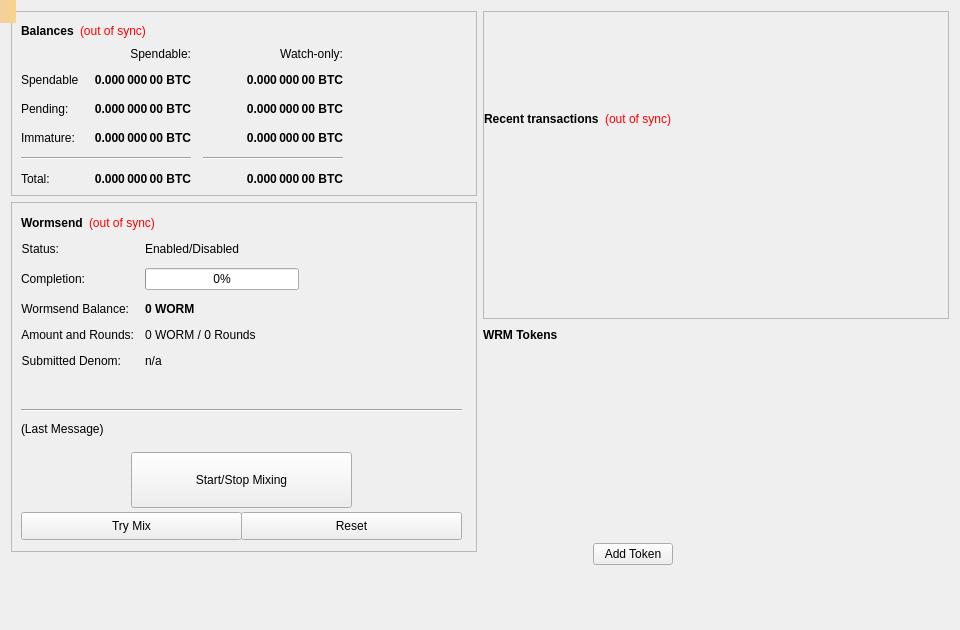
Qt form src/qt/forms/overviewpage.ui (WalletBuilding/WORM) before a commit.
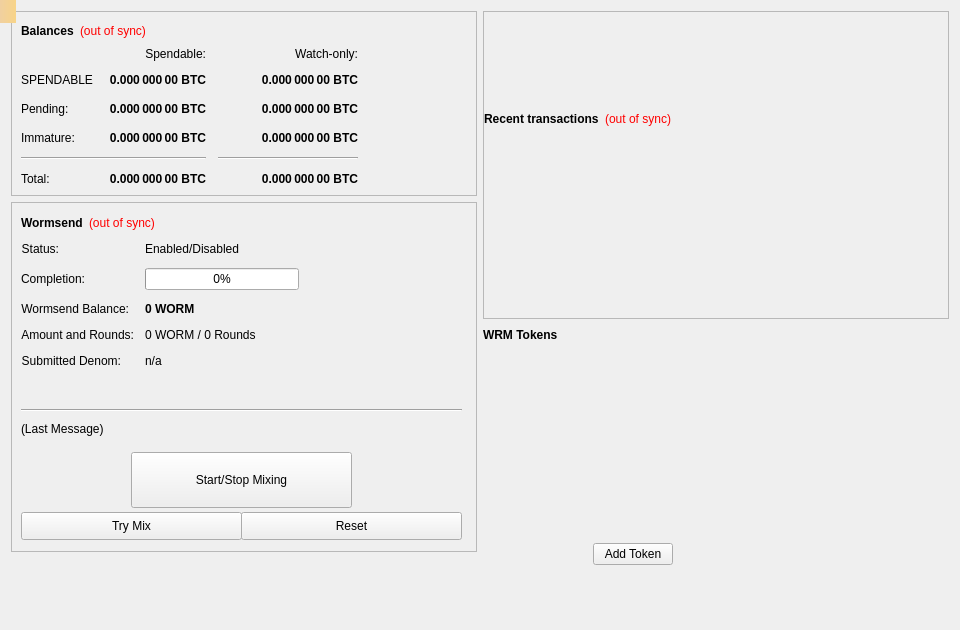
The same form after that commit. Custom widgets are drawn as their Qt base class.

Diff of the .ui file:
```diff
--- a/src/qt/forms/overviewpage.ui
+++ b/src/qt/forms/overviewpage.ui
@@ -309,7 +309,7 @@
             <item row="1" column="0">
              <widget class="QLabel" name="labelBalanceText">
               <property name="text">
-               <string>Spendable </string>
+               <string>SPENDABLE </string>
               </property>
              </widget>
             </item>
```
